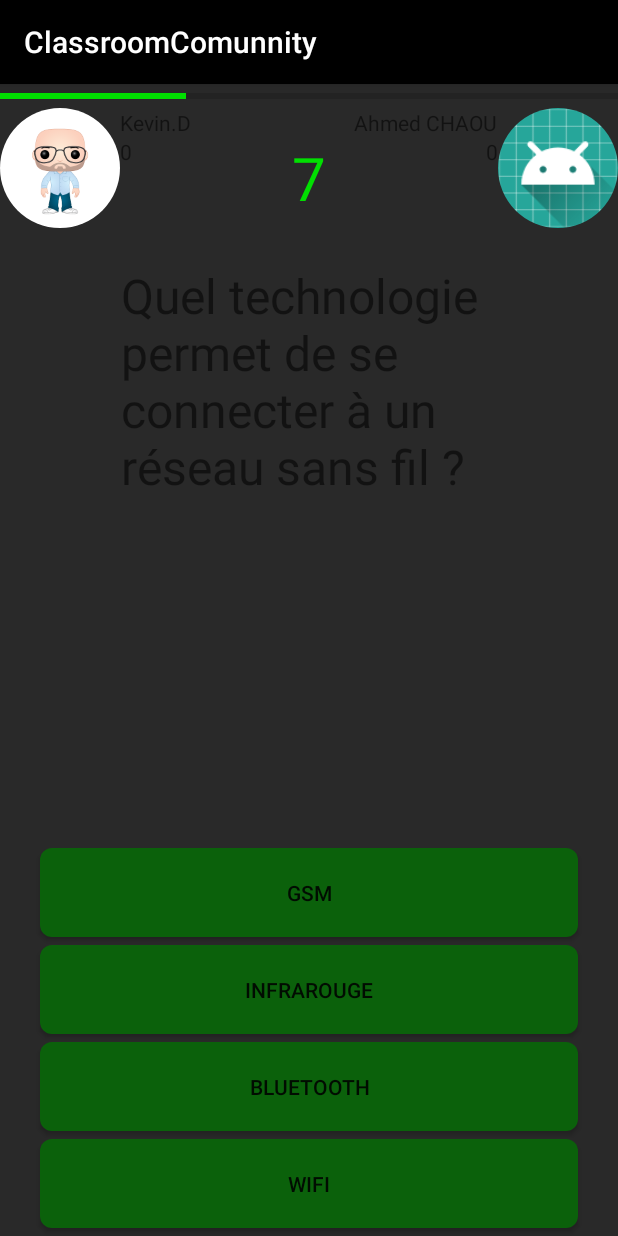
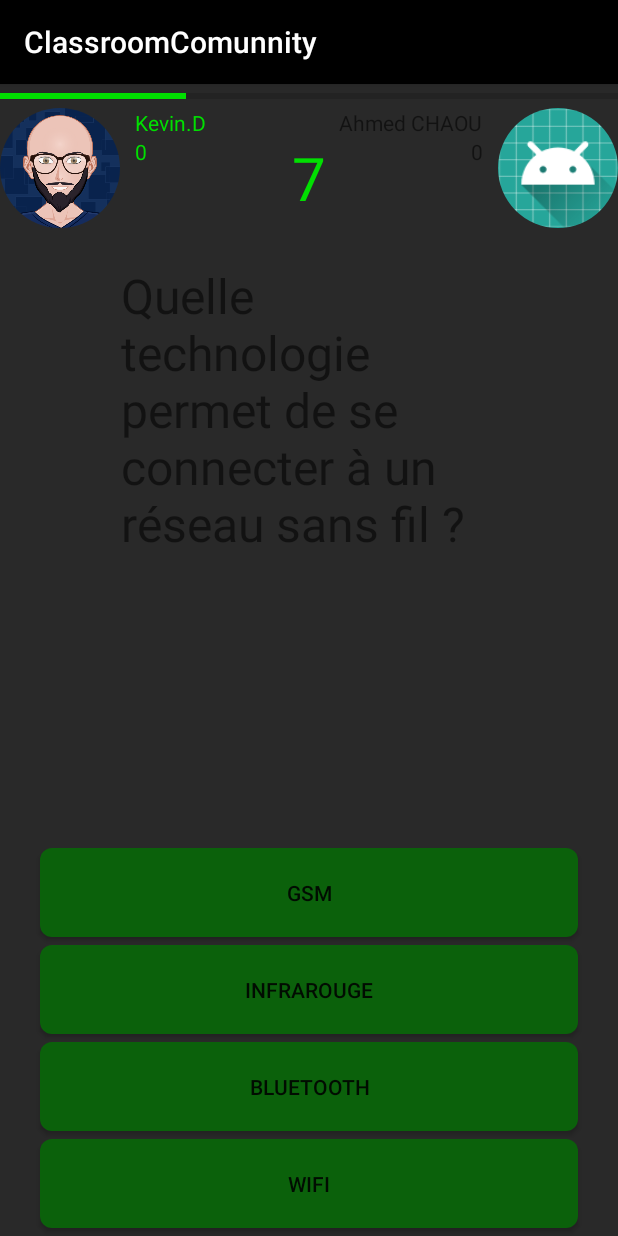
Before and after one commit to KevinDupeyrat/Android-Quiz-Game, an Android app: the QuizActivity screen opened directly, with no data from a screen before it, on a phone screen of 412 x 824 dp. Run offline under Robolectric (Android 15) with nearby library versions, the phone set to English and light mode, and no system bars; our stand-ins replace CircleImageView; 4 statements that could not run were skipped.

Commit message:
Amélioration visuel

```diff
--- a/Projects/app/src/main/java/iut/paci/classroomcomunnity/activity/QuizActivity.java
+++ b/Projects/app/src/main/java/iut/paci/classroomcomunnity/activity/QuizActivity.java
@@ -116,6 +116,7 @@ public class QuizActivity extends AppCompatActivity {
         this.nomAdvers.setText(getIntent().getExtras().getString("nom"));
         this.avatarRAdvers.setImageResource(getIntent().getExtras().getInt("avatar"));
         this.nomAdvers.setTextColor(ContextCompat.getColor(getApplicationContext(), getIntent().getExtras().getInt("color")));
+        this.textScore2.setTextColor(ContextCompat.getColor(getApplicationContext(), getIntent().getExtras().getInt("color")));
     }
 
     /**
@@ -190,7 +191,7 @@ public class QuizActivity extends AppCompatActivity {
         // Si la reponse est fausse
         if (!button.getText().toString().equals(this.getGoodAnswer())) {
             // On color en rouge la mauvaise reponse
-            button.setBackgroundResource(R.color.falseResp);
+            button.setBackgroundResource(R.drawable.roundedbutton_lose);
             // On l'indique à l'utilisateur
             Toast.makeText(getApplicationContext(), "Mauvaise reponse ... :(", Toast.LENGTH_SHORT).show();
             // On grise toutes les autres case sauf la bonne reponse
@@ -205,7 +206,7 @@ public class QuizActivity extends AppCompatActivity {
                 } else if (b.getText().toString().equals(this.getGoodAnswer())) {
 
                     // On met en verre la bonne réponse
-                    b.setBackgroundResource(R.color.colorAccent);
+                    b.setBackgroundResource(R.drawable.roundedbutton_win);
                 }
                 // On retire le listener
                 // pour ne pas que le joueur
@@ -239,7 +240,7 @@ public class QuizActivity extends AppCompatActivity {
                 b.setPadding(0,0,0,0);
                 b.setEnabled(false);
             } else {
-                b.setBackgroundResource(R.color.colorAccent);
+                b.setBackgroundResource(R.drawable.roundedbutton_win);
                 // On retire le listener
                 // pour ne pas que le joueur
                 // essai de jouer encore
--- /dev/null
+++ b/Projects/app/src/main/res/drawable/roundedbutton_lose.xml
@@ -0,0 +1,9 @@
+<?xml version="1.0" encoding="utf-8"?>
+<shape xmlns:android="http://schemas.android.com/apk/res/android"
+    android:shape="rectangle">
+    <solid android:color="@color/falseResp" />
+    <corners android:bottomRightRadius="8dp"
+        android:bottomLeftRadius="8dp"
+        android:topRightRadius="8dp"
+        android:topLeftRadius="8dp"/>
+</shape>
--- /dev/null
+++ b/Projects/app/src/main/res/drawable/roundedbutton_win.xml
@@ -0,0 +1,9 @@
+<?xml version="1.0" encoding="utf-8"?>
+<shape xmlns:android="http://schemas.android.com/apk/res/android"
+    android:shape="rectangle">
+    <solid android:color="@color/colorAccent" />
+    <corners android:bottomRightRadius="8dp"
+        android:bottomLeftRadius="8dp"
+        android:topRightRadius="8dp"
+        android:topLeftRadius="8dp"/>
+</shape>
--- a/Projects/app/src/main/res/layout-land/activity_quiz.xml
+++ b/Projects/app/src/main/res/layout-land/activity_quiz.xml
@@ -50,6 +50,8 @@
         android:id="@+id/textNom1"
         android:layout_width="wrap_content"
         android:layout_height="wrap_content"
+        android:layout_marginLeft="10dp"
+        android:textColor="@color/colorAccent"
         android:layout_toRightOf="@id/img1"
         android:layout_below="@id/progressBar"
         android:text="@string/nom2" />
@@ -58,6 +60,7 @@
         android:id="@+id/textNom2"
         android:layout_width="wrap_content"
         android:layout_height="wrap_content"
+        android:layout_marginRight="10dp"
         android:layout_toLeftOf="@id/img2"
         android:layout_below="@id/progressBar"
         android:text="@string/nom1" />
@@ -68,6 +71,8 @@
         android:id="@+id/textScore"
         android:layout_width="wrap_content"
         android:layout_height="wrap_content"
+        android:layout_marginLeft="10dp"
+        android:textColor="@color/colorAccent"
         android:text="@string/score1"
         android:layout_below="@id/textNom2"
         android:layout_toRightOf="@id/img1"/>
@@ -76,6 +81,7 @@
         android:id="@+id/textScore2"
         android:layout_width="wrap_content"
         android:layout_height="wrap_content"
+        android:layout_marginRight="10dp"
         android:text="@string/score2"
         android:layout_below="@id/textNom1"
         android:layout_toLeftOf="@id/img2"/>
--- a/Projects/app/src/main/res/layout/activity_login.xml
+++ b/Projects/app/src/main/res/layout/activity_login.xml
@@ -26,6 +26,8 @@
 
         <EditText
             android:id="@+id/editTextIdent"
+            android:textColor="@color/colorAccent"
+            android:maxLines="1"
             android:layout_width="match_parent"
             android:layout_height="wrap_content" />
 
@@ -37,6 +39,8 @@
 
         <EditText
             android:id="@+id/editTextPass"
+            android:textColor="@color/colorAccent"
+            android:maxLines="1"
             android:layout_width="match_parent"
             android:layout_height="wrap_content"
             android:inputType="numberPassword"/>
--- a/Projects/app/src/main/res/layout/activity_quiz.xml
+++ b/Projects/app/src/main/res/layout/activity_quiz.xml
@@ -45,14 +45,17 @@
             android:id="@+id/textNom1"
             android:layout_width="wrap_content"
             android:layout_height="wrap_content"
+            android:layout_marginLeft="10dp"
             android:layout_toRightOf="@id/img1"
             android:layout_below="@id/progressBar"
+            android:textColor="@color/colorAccent"
             android:text="@string/nom2" />
 
         <TextView
             android:id="@+id/textNom2"
             android:layout_width="wrap_content"
             android:layout_height="wrap_content"
+            android:layout_marginRight="10dp"
             android:layout_toLeftOf="@id/img2"
             android:layout_below="@id/progressBar"
             android:text="@string/nom1" />
@@ -64,6 +67,8 @@
             android:layout_width="wrap_content"
             android:layout_height="wrap_content"
             android:text="@string/score1"
+            android:layout_marginLeft="10dp"
+            android:textColor="@color/colorAccent"
             android:layout_below="@id/textNom2"
             android:layout_toRightOf="@id/img1"/>
 
@@ -72,6 +77,7 @@
             android:layout_width="wrap_content"
             android:layout_height="wrap_content"
             android:text="@string/score2"
+            android:layout_marginRight="10dp"
             android:layout_below="@id/textNom1"
             android:layout_toLeftOf="@id/img2"/>
 
--- a/Projects/app/src/main/res/values/strings.xml
+++ b/Projects/app/src/main/res/values/strings.xml
@@ -8,7 +8,7 @@
     <string name="bluetooth">Bluetooth</string>
     <string name="infrarouge">Infrarouge</string>
     <string name="gsm">Gsm</string>
-    <string name="question">Quel technologie permet de se connecter à un réseau sans fil ?</string>
+    <string name="question">Quelle technologie permet de se connecter à un réseau sans fil ?</string>
     <string name="nom1">Ahmed CHAOU</string>
     <string name="nom2">Kevin.D</string>
     <string name="score2">0</string>
```
Also changed, not shown: Projects/app/src/main/res/drawable/monavatar.png.
